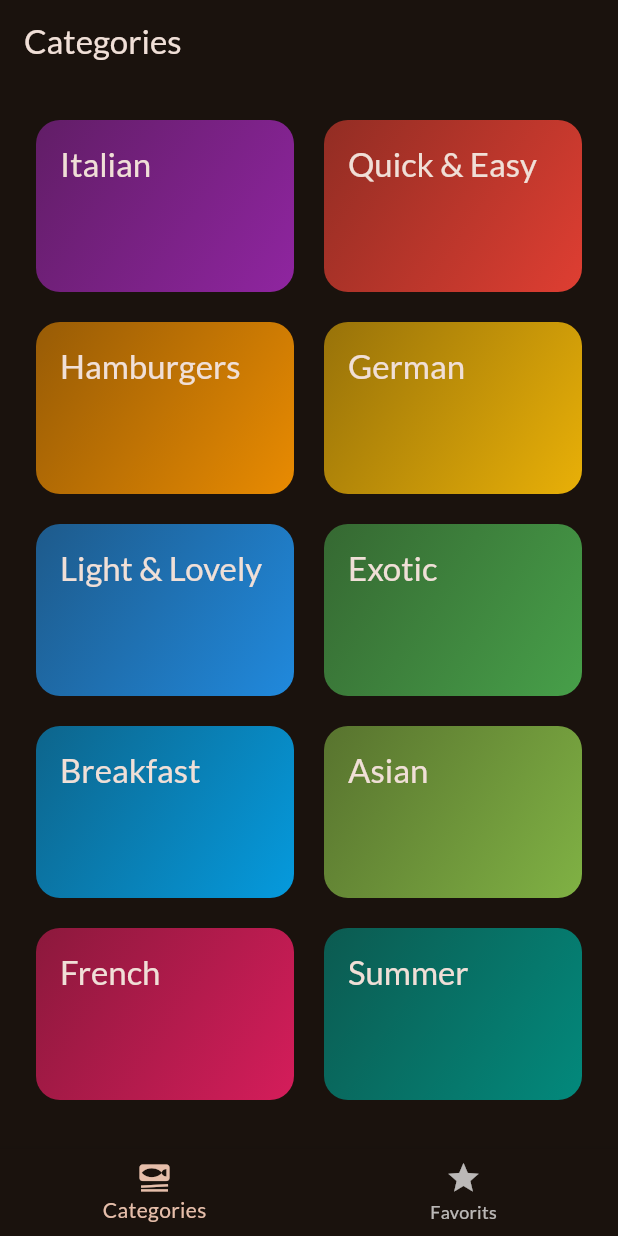
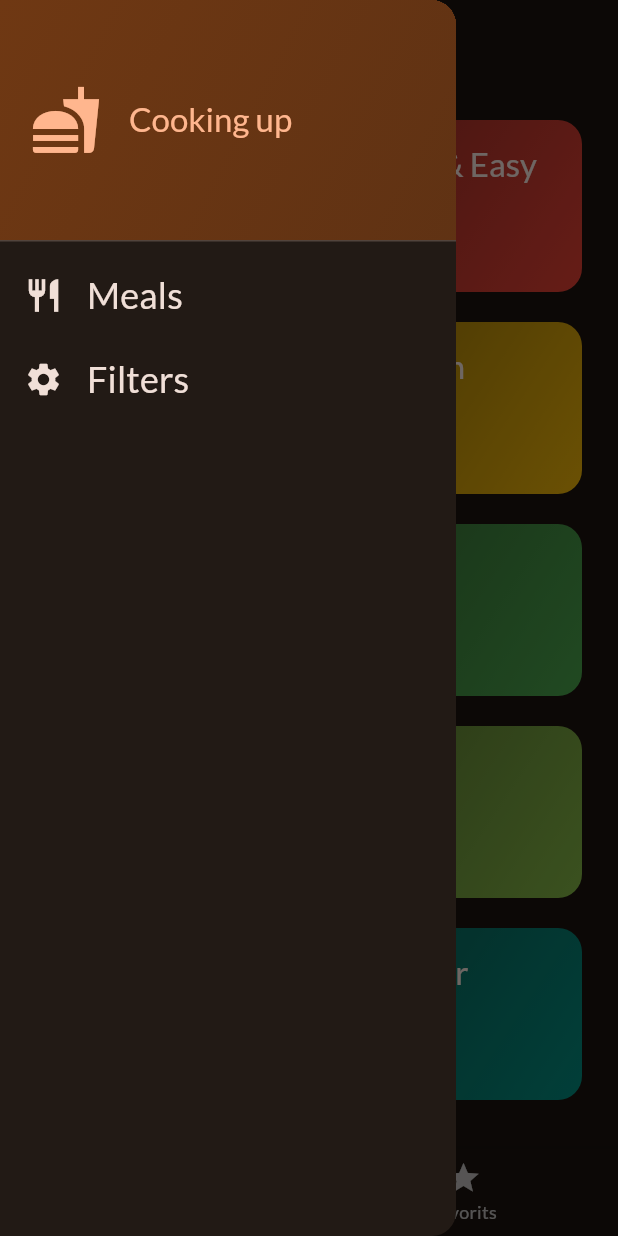
Before and after one commit to DimitarTsvetkov/favorite_meal_app, a Flutter app: the screen it shows after launch, with the side drawer open (before the commit the screen has no drawer), on a phone screen of 412 x 824 dp. Run offline on Flutter 3.47's test engine with Material 2 defaults, Android fonts, the phone set to English and light mode, and no system bars; our stand-ins replace google_fonts, transparent_image.

Commit message:
[us-4]-adding-favorites-screen-and-drawer

```diff
--- a/lib/screens/categories.dart
+++ b/lib/screens/categories.dart
@@ -1,11 +1,14 @@
 import 'package:favorite_meal_app/data/dummy_data.dart';
 import 'package:favorite_meal_app/models/category.dart';
+import 'package:favorite_meal_app/models/meal.dart';
 import 'package:favorite_meal_app/screens/meals.dart';
 import 'package:favorite_meal_app/widgets/category_grid_item.dart';
 import 'package:flutter/material.dart';
 
 class CategoriesScreen extends StatelessWidget {
-  const CategoriesScreen({super.key});
+  const CategoriesScreen({super.key, required this.onToggleFavorite});
+
+  final void Function(Meal meal) onToggleFavorite;
 
   void _selectCategory(BuildContext context, Category category) {
     final filteredMeals = dummyMeals
@@ -17,8 +20,11 @@ class CategoriesScreen extends StatelessWidget {
     Navigator.push(
       context,
       MaterialPageRoute(
-        builder: (ctx) =>
-            MealsScreen(title: category.title, meals: filteredMeals),
+        builder: (ctx) => MealsScreen(
+          title: category.title,
+          meals: filteredMeals,
+          onToggleFavorite: onToggleFavorite,
+        ),
       ),
     );
   }
--- a/lib/screens/tabs.dart
+++ b/lib/screens/tabs.dart
@@ -1,5 +1,7 @@
+import 'package:favorite_meal_app/models/meal.dart';
 import 'package:favorite_meal_app/screens/categories.dart';
 import 'package:favorite_meal_app/screens/meals.dart';
+import 'package:favorite_meal_app/widgets/main_drawer.dart';
 import 'package:flutter/material.dart';
 
 class TabsScreen extends StatefulWidget {
@@ -11,6 +13,32 @@ class TabsScreen extends StatefulWidget {
 
 class _TabsScreenState extends State<TabsScreen> {
   int _selectedPageIndex = 0;
+  final List<Meal> _favoriteMeals = [];
+
+  void _showInfoMessage(String message) {
+    ScaffoldMessenger.of(context).clearSnackBars();
+    ScaffoldMessenger.of(context).showSnackBar(
+      SnackBar(
+        content: Text(message),
+      ),
+    );
+  }
+
+  void _toggleMealFavoriteStatus(Meal meal) {
+    final isExisting = _favoriteMeals.contains(meal);
+
+    if (isExisting) {
+      setState(() {
+        _favoriteMeals.remove(meal);
+        _showInfoMessage('Meal is no longer a favorite');
+      });
+    } else {
+      setState(() {
+        _favoriteMeals.add(meal);
+        _showInfoMessage('marked as favorite');
+      });
+    }
+  }
 
   void _selectPage(int index) {
     setState(() {
@@ -18,18 +46,33 @@ class _TabsScreenState extends State<TabsScreen> {
     });
   }
 
+  void _setScreen(String identifier) {
+    if (identifier == 'filters') {
+    } else {
+      Navigator.of(context).pop();
+    }
+  }
+
   @override
   Widget build(BuildContext context) {
-    Widget activePage = const CategoriesScreen();
+    Widget activePage = CategoriesScreen(
+      onToggleFavorite: _toggleMealFavoriteStatus,
+    );
     var activePageTitle = 'Categories';
     if (_selectedPageIndex == 1) {
-      activePage = const MealsScreen(meals: []);
+      activePage = MealsScreen(
+        meals: _favoriteMeals,
+        onToggleFavorite: _toggleMealFavoriteStatus,
+      );
       activePageTitle = 'Your Favores';
     }
 
     return Scaffold(
       appBar: AppBar(
         title: Text(activePageTitle),
+      ),
+      drawer: MainDrawer(
+        onSelectScreen: _setScreen,
       ),
       body: activePage,
       bottomNavigationBar: BottomNavigationBar(
--- /dev/null
+++ b/lib/widgets/main_drawer.dart
@@ -0,0 +1,77 @@
+import 'package:flutter/material.dart';
+
+class MainDrawer extends StatelessWidget {
+  const MainDrawer({super.key, required this.onSelectScreen});
+
+  final void Function(String identifier) onSelectScreen;
+
+  @override
+  Widget build(BuildContext context) {
+    return Drawer(
+      child: Column(
+        children: [
+          DrawerHeader(
+            padding: const EdgeInsets.all(20),
+            decoration: BoxDecoration(
+              gradient: LinearGradient(colors: [
+                Theme.of(context).colorScheme.primaryContainer,
+                Theme.of(context).colorScheme.primaryContainer.withOpacity(0.8)
+              ], begin: Alignment.topLeft, end: Alignment.bottomRight),
+            ),
+            child: Row(
+              children: [
+                Icon(
+                  Icons.fastfood,
+                  size: 48,
+                  color: Theme.of(context).colorScheme.primary,
+                ),
+                const SizedBox(
+                  width: 18,
+                ),
+                Text(
+                  'Cooking up',
+                  style: Theme.of(context)
+                      .textTheme
+                      .titleLarge!
+                      .copyWith(color: Theme.of(context).colorScheme.primary),
+                )
+              ],
+            ),
+          ),
+          ListTile(
+            leading: Icon(
+              Icons.restaurant,
+              size: 26,
+              color: Theme.of(context).colorScheme.onBackground,
+            ),
+            title: Text(
+              'Meals',
+              style: Theme.of(context).textTheme.titleSmall!.copyWith(
+                  color: Theme.of(context).colorScheme.onBackground,
+                  fontSize: 24),
+            ),
+            onTap: () {
+              onSelectScreen('meals');
+            },
+          ),
+          ListTile(
+            leading: Icon(
+              Icons.settings,
+              size: 26,
+              color: Theme.of(context).colorScheme.onBackground,
+            ),
+            title: Text(
+              'Filters',
+              style: Theme.of(context).textTheme.titleSmall!.copyWith(
+                  color: Theme.of(context).colorScheme.onBackground,
+                  fontSize: 24),
+            ),
+            onTap: () {
+              onSelectScreen('filters');
+            },
+          )
+        ],
+      ),
+    );
+  }
+}
```
Also changed, not shown: lib/screens/filters.dart (added, +47 -0 lines), lib/screens/meal_details.dart (+10 -1 lines), lib/screens/meals.dart (+8 -2 lines).
